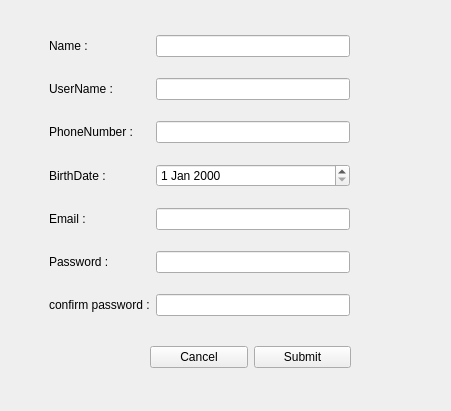
Qt form client/siginup.ui (AP-projects-4001/jan-ghahve) before a commit.
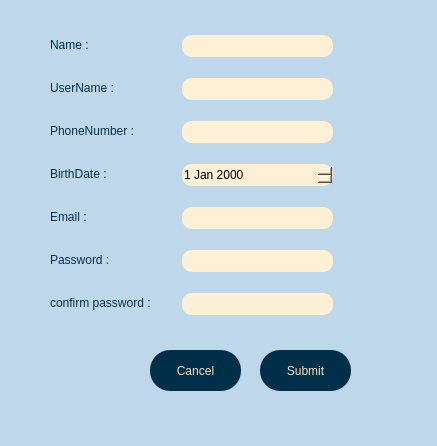
The same form after that commit.

The edit to the form file:
```diff
--- a/client/siginup.ui
+++ b/client/siginup.ui
@@ -6,120 +6,262 @@
    <rect>
     <x>0</x>
     <y>0</y>
-    <width>451</width>
-    <height>411</height>
+    <width>437</width>
+    <height>446</height>
    </rect>
   </property>
   <property name="windowTitle">
    <string>Form</string>
   </property>
-  <widget class="QWidget" name="layoutWidget">
+  <property name="styleSheet">
+   <string notr="true">background-color:rgb(191, 215, 234);
+</string>
+  </property>
+  <widget class="QPushButton" name="pbn_cancel">
    <property name="geometry">
     <rect>
-     <x>49</x>
-     <y>20</y>
-     <width>301</width>
-     <height>311</height>
+     <x>150</x>
+     <y>350</y>
+     <width>91</width>
+     <height>41</height>
     </rect>
    </property>
-   <layout class="QGridLayout" name="gridLayout">
-    <item row="0" column="0">
+   <property name="styleSheet">
+    <string notr="true">background-color:rgb(0, 48, 73);
+border-radius: 20%;
+color:rgb(245, 223, 187);</string>
+   </property>
+   <property name="text">
+    <string>Cancel</string>
+   </property>
+  </widget>
+  <widget class="QPushButton" name="pbn_submit">
+   <property name="geometry">
+    <rect>
+     <x>260</x>
+     <y>350</y>
+     <width>91</width>
+     <height>41</height>
+    </rect>
+   </property>
+   <property name="styleSheet">
+    <string notr="true">background-color:rgb(0, 48, 73);
+border-radius: 20%;
+color:rgb(245, 223, 187);</string>
+   </property>
+   <property name="text">
+    <string>Submit</string>
+   </property>
+  </widget>
+  <widget class="QLineEdit" name="led_name">
+   <property name="geometry">
+    <rect>
+     <x>182</x>
+     <y>78</y>
+     <width>151</width>
+     <height>22</height>
+    </rect>
+   </property>
+   <property name="styleSheet">
+    <string notr="true">background-color:rgb(253, 240, 213);
+border-radius: 10%;</string>
+   </property>
+  </widget>
      <widget class="QLabel" name="label">
+   <property name="geometry">
+    <rect>
+     <x>50</x>
+     <y>35</y>
+     <width>47</width>
+     <height>20</height>
+    </rect>
+   </property>
+   <property name="styleSheet">
+    <string notr="true">color:rgb(0, 48, 73);</string>
+   </property>
       <property name="text">
        <string>Name :</string>
       </property>
      </widget>
-    </item>
-    <item row="0" column="1">
-     <widget class="QLineEdit" name="lineEdit"/>
-    </item>
-    <item row="1" column="0">
+  <widget class="QLineEdit" name="lineEdit">
+   <property name="geometry">
+    <rect>
+     <x>182</x>
+     <y>35</y>
+     <width>151</width>
+     <height>22</height>
+    </rect>
+   </property>
+   <property name="styleSheet">
+    <string notr="true">background-color:rgb(253, 240, 213);
+border-radius: 10%;</string>
+   </property>
+  </widget>
      <widget class="QLabel" name="label_6">
+   <property name="geometry">
+    <rect>
+     <x>50</x>
+     <y>78</y>
+     <width>76</width>
+     <height>20</height>
+    </rect>
+   </property>
+   <property name="styleSheet">
+    <string notr="true">color:rgb(0, 48, 73);</string>
+   </property>
       <property name="text">
        <string>UserName :</string>
       </property>
      </widget>
-    </item>
-    <item row="1" column="1">
-     <widget class="QLineEdit" name="led_name"/>
-    </item>
-    <item row="2" column="0">
      <widget class="QLabel" name="label_2">
+   <property name="geometry">
+    <rect>
+     <x>50</x>
+     <y>121</y>
+     <width>102</width>
+     <height>20</height>
+    </rect>
+   </property>
+   <property name="styleSheet">
+    <string notr="true">color:rgb(0, 48, 73);</string>
+   </property>
       <property name="text">
        <string>PhoneNumber :</string>
       </property>
      </widget>
-    </item>
-    <item row="2" column="1">
-     <widget class="QLineEdit" name="led_phonenumb"/>
-    </item>
-    <item row="3" column="0">
+  <widget class="QLineEdit" name="led_phonenumb">
+   <property name="geometry">
+    <rect>
+     <x>182</x>
+     <y>121</y>
+     <width>151</width>
+     <height>22</height>
+    </rect>
+   </property>
+   <property name="styleSheet">
+    <string notr="true">background-color:rgb(253, 240, 213);
+border-radius: 10%;</string>
+   </property>
+  </widget>
+  <widget class="QDateEdit" name="dateEdit">
+   <property name="geometry">
+    <rect>
+     <x>182</x>
+     <y>164</y>
+     <width>151</width>
+     <height>22</height>
+    </rect>
+   </property>
+   <property name="styleSheet">
+    <string notr="true">background-color:rgb(253, 240, 213);
+border-radius: 10%;</string>
+   </property>
+  </widget>
      <widget class="QLabel" name="label_3">
+   <property name="geometry">
+    <rect>
+     <x>50</x>
+     <y>164</y>
+     <width>70</width>
+     <height>20</height>
+    </rect>
+   </property>
+   <property name="styleSheet">
+    <string notr="true">color:rgb(0, 48, 73);</string>
+   </property>
       <property name="text">
        <string>BirthDate :</string>
       </property>
      </widget>
-    </item>
-    <item row="3" column="1">
-     <widget class="QDateEdit" name="dateEdit"/>
-    </item>
-    <item row="4" column="0">
+  <widget class="QLineEdit" name="led_email">
+   <property name="geometry">
+    <rect>
+     <x>182</x>
+     <y>207</y>
+     <width>151</width>
+     <height>22</height>
+    </rect>
+   </property>
+   <property name="styleSheet">
+    <string notr="true">background-color:rgb(253, 240, 213);
+border-radius: 10%;</string>
+   </property>
+  </widget>
      <widget class="QLabel" name="label_4">
+   <property name="geometry">
+    <rect>
+     <x>50</x>
+     <y>207</y>
+     <width>44</width>
+     <height>20</height>
+    </rect>
+   </property>
+   <property name="styleSheet">
+    <string notr="true">color:rgb(0, 48, 73);</string>
+   </property>
       <property name="text">
        <string>Email :</string>
       </property>
      </widget>
-    </item>
-    <item row="4" column="1">
-     <widget class="QLineEdit" name="led_email"/>
-    </item>
-    <item row="5" column="0">
      <widget class="QLabel" name="label_5">
+   <property name="geometry">
+    <rect>
+     <x>50</x>
+     <y>250</y>
+     <width>68</width>
+     <height>20</height>
+    </rect>
+   </property>
+   <property name="styleSheet">
+    <string notr="true">color:rgb(0, 48, 73);</string>
+   </property>
       <property name="text">
        <string>Password :</string>
       </property>
      </widget>
-    </item>
-    <item row="5" column="1">
-     <widget class="QLineEdit" name="led_pass"/>
-    </item>
-    <item row="6" column="0">
+  <widget class="QLineEdit" name="led_pass">
+   <property name="geometry">
+    <rect>
+     <x>182</x>
+     <y>250</y>
+     <width>151</width>
+     <height>22</height>
+    </rect>
+   </property>
+   <property name="styleSheet">
+    <string notr="true">background-color:rgb(253, 240, 213);
+border-radius: 10%;</string>
+   </property>
+  </widget>
      <widget class="QLabel" name="label_7">
+   <property name="geometry">
+    <rect>
+     <x>50</x>
+     <y>293</y>
+     <width>125</width>
+     <height>20</height>
+    </rect>
+   </property>
+   <property name="styleSheet">
+    <string notr="true">color:rgb(0, 48, 73);</string>
+   </property>
       <property name="text">
        <string>confirm password :</string>
       </property>
      </widget>
-    </item>
-    <item row="6" column="1">
-     <widget class="QLineEdit" name="lineEdit_2"/>
-    </item>
-   </layout>
-  </widget>
-  <widget class="QWidget" name="layoutWidget">
+  <widget class="QLineEdit" name="lineEdit_2">
    <property name="geometry">
     <rect>
-     <x>150</x>
-     <y>340</y>
-     <width>201</width>
-     <height>35</height>
+     <x>182</x>
+     <y>293</y>
+     <width>151</width>
+     <height>22</height>
     </rect>
    </property>
-   <layout class="QHBoxLayout" name="horizontalLayout">
-    <item>
-     <widget class="QPushButton" name="pbn_cancel">
-      <property name="text">
-       <string>Cancel</string>
-      </property>
-     </widget>
-    </item>
-    <item>
-     <widget class="QPushButton" name="pbn_submit">
-      <property name="text">
-       <string>Submit</string>
-      </property>
-     </widget>
-    </item>
-   </layout>
+   <property name="styleSheet">
+    <string notr="true">background-color:rgb(253, 240, 213);
+border-radius: 10%;</string>
+   </property>
   </widget>
  </widget>
  <resources/>
```
Lines whose indentation alone changed are shown as unchanged.
